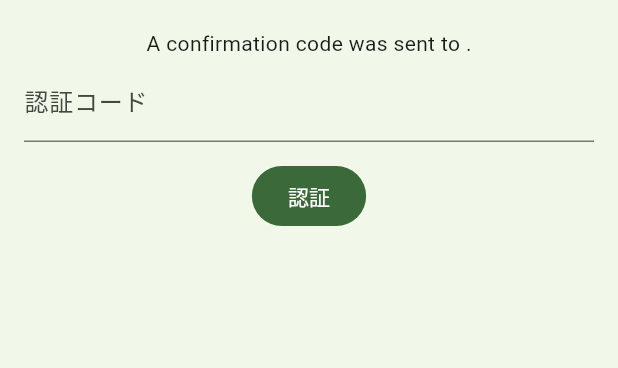
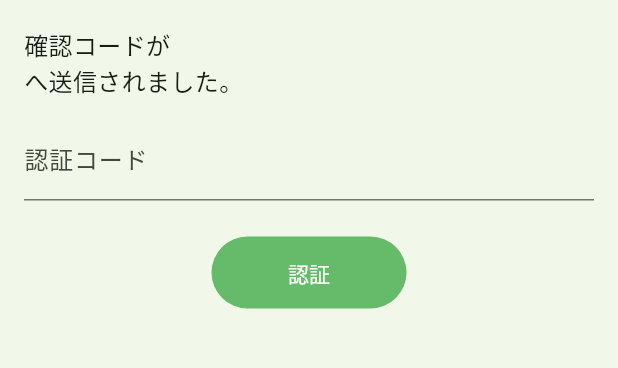
Before and after one commit to knx14/HM_sm_app, a Flutter app: the SignUpScreen screen opened directly, after a tap on "新規登録", on a phone screen of 412 x 824 dp, the part 80-448 px from its top. Run offline on Flutter 3.47's test engine with Material 3 defaults, Android fonts, the phone set to English and light mode, and no system bars; missing offline and left inert: amplify_auth_cognito, amplify_flutter.

Commit message:
新規登録画面において、入力項目に関するエラーメッセージの修正と認証コードを受け付ける画面UIを変更。

```diff
--- a/lib/features/auth/presentation/sign_up_screen.dart
+++ b/lib/features/auth/presentation/sign_up_screen.dart
@@ -32,7 +32,18 @@ class _SignUpScreenState extends State<SignUpScreen> {
       );
       setState(() => _awaitingCode = true);
     } catch (e) {
-      setState(() => _error = e.toString());
+      String errorMessage = e.toString();
+      if (errorMessage.contains('InvalidPasswordException')) {
+        setState(() => _error = 'パスワードには特殊文字（!@#\$%^&*()_+-=[]{}|;:,.<>?）を含める必要があります');
+      } else if (errorMessage.contains('InvalidParameterException')) {
+        if (errorMessage.contains('ja_name')) {
+          setState(() => _error = '所属している農業共同組合名の入力に問題があります。正しい名前を入力してください。');
+        } else {
+          setState(() => _error = '入力された情報に問題があります。すべての項目を正しく入力してください。');
+        }
+      } else {
+        setState(() => _error = errorMessage);
+      }
     } finally {
       if (mounted) setState(() => _loading = false);
     }
@@ -68,12 +79,30 @@ class _SignUpScreenState extends State<SignUpScreen> {
         padding: const EdgeInsets.all(16),
         child: _awaitingCode
             ? Column(
+                crossAxisAlignment: CrossAxisAlignment.start,
                 children: [
-                  Text('A confirmation code was sent to ${_email.text}.'),
+                  Text('確認コードが ${_email.text}\nへ送信されました。',
+                    style: const TextStyle(fontSize: 16),
+                    textAlign: TextAlign.left,
+                  ),
+                  const SizedBox(height: 12),
                   TextField(controller: _code, decoration: const InputDecoration(labelText: '認証コード')),
-                  const SizedBox(height: 12),
+                  const SizedBox(height: 24),
                   if (_error != null) Text(_error!, style: const TextStyle(color: Colors.red)),
-                  FilledButton(onPressed: _loading ? null : _confirm, child: const Text('認証')),
+                  Center(
+                    child: FilledButton(
+                      style: FilledButton.styleFrom(
+                        backgroundColor: const Color(0xFF66BB6A),
+                        foregroundColor: Colors.white,
+                        minimumSize: const Size(130, 48),
+                        shape: RoundedRectangleBorder(
+                          borderRadius: BorderRadius.circular(30),
+                        ),
+                      ),
+                      onPressed: _loading ? null : _confirm,
+                      child: _loading ? const CircularProgressIndicator() : const Text('認証'),
+                    ),
+                  ),
                 ],
               )
             : Column(
```
